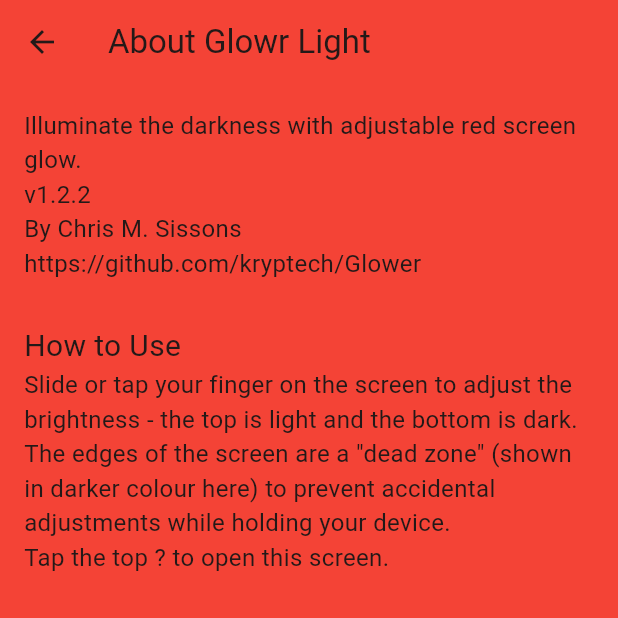
After one commit to kryptech/Glower, a Flutter app: the screen it shows after launch, after a tap on the "question mark" icon, on a phone screen of 412 x 824 dp, the top half of it. The commit adds this screen. Run offline on Flutter 3.47's test engine with Material 3 defaults, Android fonts, the light colour scheme and no system bars; missing offline and left inert: screen_brightness.

Commit message:
Add about page with url_launcher
Won't compile for Android

```diff
--- /dev/null
+++ b/lib/about_page.dart
@@ -0,0 +1,54 @@
+import 'package:flutter/material.dart';
+import 'package:url_launcher/url_launcher.dart';
+
+class AboutPage extends StatelessWidget {
+  const AboutPage({super.key});
+  final String version = '1.2.2';
+  final String link = 'https://github.com/kryptech/Glower';
+
+  @override
+  Widget build(BuildContext context) {
+    return Scaffold(
+      appBar: AppBar(
+        title: const Text('About Glowr Light'),
+        backgroundColor: Colors.red,
+      ),
+      backgroundColor: Colors.red,
+      body: Padding(
+        padding: const EdgeInsets.all(16),
+        child: Column(
+          crossAxisAlignment: CrossAxisAlignment.stretch,
+          children: [
+            Text(
+              'Illuminate the darkness with adjustable red screen glow.\nv$version\nBy Chris M. Sissons',
+              style: const TextStyle(fontSize: 16),
+            ),
+            InkWell(
+              onTap: () {
+                _launchURL(Uri.parse(link));
+              },
+              child: Text(
+                link,
+                style: const TextStyle(fontSize: 16),
+              ),
+            ),
+            const Text(
+              '\nHow to Use',
+              style: TextStyle(fontSize: 20),
+            ),
+            const Text(
+              'Slide or tap your finger on the screen to adjust the brightness - the top is light and the bottom is dark. The edges of the screen are a "dead zone" (shown in darker colour here) to prevent accidental adjustments while holding your device.\nTap the top ? to open this screen.',
+              style: TextStyle(fontSize: 16),
+            ),
+          ],
+        ),
+      ),
+    );
+  }
+}
+
+_launchURL(Uri uri) async {
+  if (await canLaunchUrl(uri)) {
+    await launchUrl(uri);
+  }
+}
--- a/lib/main.dart
+++ b/lib/main.dart
@@ -2,6 +2,7 @@
 import 'package:flutter/material.dart';
 import 'package:flutter/services.dart';
 import 'package:screen_brightness/screen_brightness.dart';
+import 'package:glowr/about_page.dart';
 
 void main() {
   runApp(const MyApp());
@@ -18,20 +19,6 @@
     return MaterialApp(
       theme: ThemeData(
         // This is the theme of your application.
-        //
-        // TRY THIS: Try running your application with "flutter run". You'll see
-        // the application has a purple toolbar. Then, without quitting the app,
-        // try changing the seedColor in the colorScheme below to Colors.green
-        // and then invoke "hot reload" (save your changes or press the "hot
-        // reload" button in a Flutter-supported IDE, or press "r" if you used
-        // the command line to start the app).
-        //
-        // Notice that the counter didn't reset back to zero; the application
-        // state is not lost during the reload. To reset the state, use hot
-        // restart instead.
-        //
-        // This works for code too, not just values: Most code changes can be
-        // tested with just a hot reload.
         colorScheme: ColorScheme.fromSeed(seedColor: Colors.red),
         useMaterial3: true,
       ),
@@ -95,13 +82,18 @@
     // fast, so that you can just rebuild anything that needs updating rather
     // than having to individually change instances of widgets.
     return Scaffold(
-      /*floatingActionButtonLocation: FloatingActionButtonLocation.centerTop,
+      floatingActionButtonLocation: FloatingActionButtonLocation.centerTop,
       floatingActionButton: Padding(
         padding: const EdgeInsets.only(top: 10),
         child: Opacity(
           opacity: .2,
           child: FloatingActionButton(
-            onPressed: () {}, // TODO: open info screen
+            onPressed: () {
+              Navigator.push(
+                context,
+                MaterialPageRoute(builder: (context) => const AboutPage()),
+              );
+            },
             backgroundColor: position < .5 ? Colors.black : Colors.white,
             child: Icon(
               Icons.question_mark,
@@ -109,7 +101,7 @@
             ),
           ),
         ),
-      ),*/
+      ),
       body: AnimatedContainer(
         decoration: BoxDecoration(
           color: colour,
```
Also changed, not shown: pubspec.yaml (+2 -5 lines), pubspec.lock, 5 other files.
